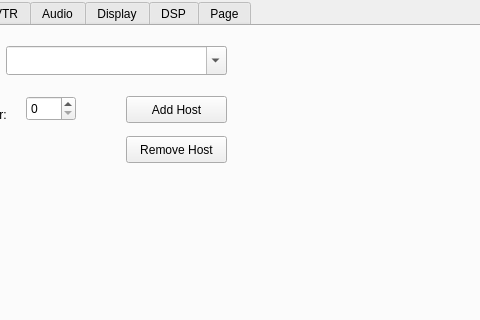
The window that trunk/src/QtRadio/Configure.ui (alexlee188/ghpsdr3-alex) describes before a commit, drawn with Qt 5; both pictures show x 86 to 566 and y 0 to 320 of the 688 by 409 pixel window.
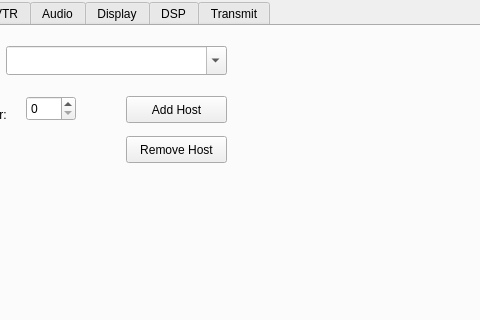
The same window after the commit. The open tabs and pages were chosen to show the change.

Commit message: Minor change to configuration Transmit page

Diff of the .ui file:
```diff
--- a/trunk/src/QtRadio/Configure.ui
+++ b/trunk/src/QtRadio/Configure.ui
@@ -1120,7 +1120,7 @@
    </widget>
    <widget class="QWidget" name="Transmit">
     <attribute name="title">
-     <string>Page</string>
+     <string>Transmit</string>
     </attribute>
     <widget class="QCheckBox" name="allowTx">
      <property name="geometry">
```
Left out of the diff: 2 changed lines with no effect on the pictures.
